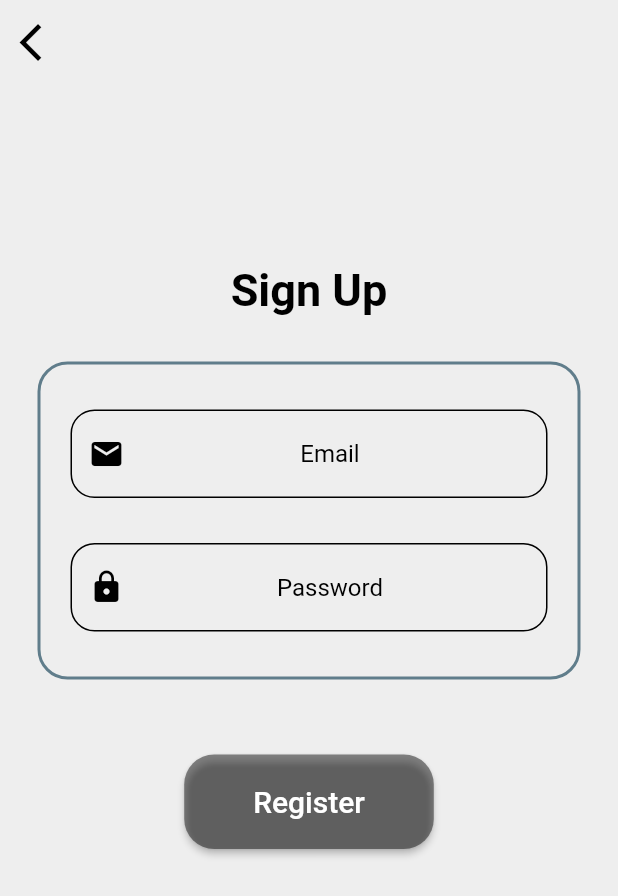
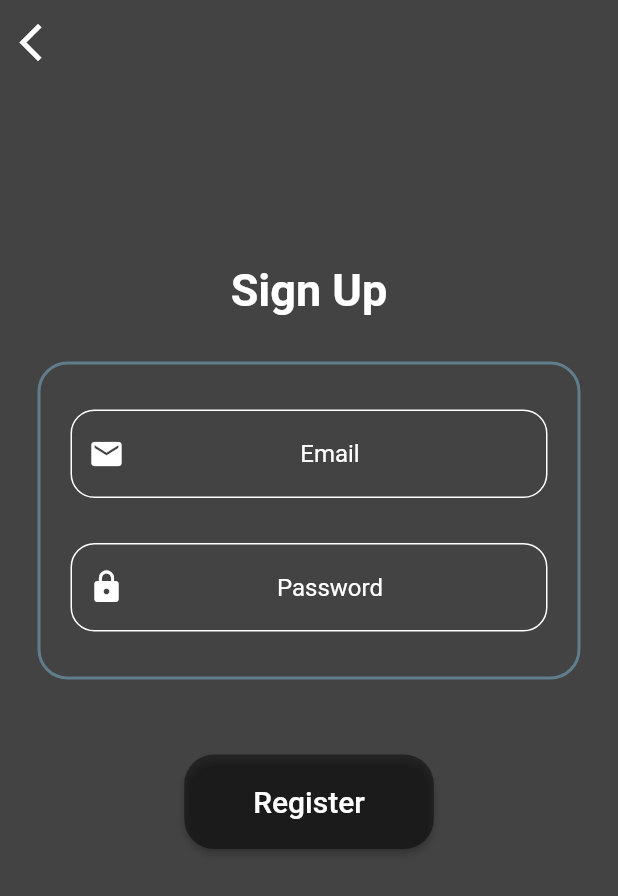
Before and after one commit to IU-projects-org/finndata_project, a Flutter app: the screen it shows after launch, after a tap on "Sign Up", on a phone screen of 412 x 824 dp. Shown: the top 896 px of the screen. Run offline on Flutter 3.47's test engine with Material 2 defaults, Android fonts, the phone set to English and light mode, and no system bars; our stand-ins replace bloc, dio, equatable, firebase_auth, firebase_core, flutter_bloc and 2 more; accounts and stored records are empty.

Commit message:
+ standard/black themes, minor changes

```diff
--- a/lib/main.dart
+++ b/lib/main.dart
@@ -36,7 +36,7 @@ class MyApp extends StatelessWidget {
           authRepository: RepositoryProvider.of<AuthRepository>(context),
         ),
         child: MaterialApp(
-          theme: standardTheme(),
+          theme: blackTheme(),
           debugShowCheckedModeBanner: false,
           home: StreamBuilder<User?>(
               stream: FirebaseAuth.instance.authStateChanges(),
--- a/lib/screens/home.dart
+++ b/lib/screens/home.dart
@@ -51,7 +51,7 @@ class _HomeState extends State<Home> {
               )
             ],
           ),
-          backgroundColor: Colors.grey[200],
+          backgroundColor: Theme.of(context).backgroundColor,
           bottomNavigationBar: BottomNavigationBar(
             backgroundColor: Colors.black,
             unselectedItemColor: const Color(0xFF707070),
--- a/lib/screens/login.dart
+++ b/lib/screens/login.dart
@@ -88,6 +88,12 @@ class _LoginScreenState extends State<LoginScreen> {
                                 child: Column(
                                   children: [
                                     TextFormField(
+                                      style: TextStyle(
+                                        color: Theme.of(context)
+                                            .textTheme
+                                            .headline3
+                                            ?.color,
+                                      ),
                                       keyboardType: TextInputType.emailAddress,
                                       onChanged: (value) {
                                         email = value;
@@ -99,7 +105,8 @@ class _LoginScreenState extends State<LoginScreen> {
                                         return null;
                                       },
                                       textAlign: TextAlign.center,
-                                      decoration: kTextFieldDecoration.copyWith(
+                                      decoration: kTextFieldDecoration(context)
+                                          .copyWith(
                                         hintText: 'Email',
                                         prefixIcon: Icon(
                                           Icons.email,
@@ -110,6 +117,12 @@ class _LoginScreenState extends State<LoginScreen> {
                                     ),
                                     const SizedBox(height: 30),
                                     TextFormField(
+                                      style: TextStyle(
+                                        color: Theme.of(context)
+                                            .textTheme
+                                            .headline3
+                                            ?.color,
+                                      ),
                                       obscureText: true,
                                       validator: (value) {
                                         if (value!.isEmpty) {
@@ -121,7 +134,8 @@ class _LoginScreenState extends State<LoginScreen> {
                                         password = value;
                                       },
                                       textAlign: TextAlign.center,
-                                      decoration: kTextFieldDecoration.copyWith(
+                                      decoration: kTextFieldDecoration(context)
+                                          .copyWith(
                                               hintText: 'Password',
                                               prefixIcon: Icon(
                                                 Icons.lock,
--- a/lib/screens/market_news.dart
+++ b/lib/screens/market_news.dart
@@ -39,7 +39,7 @@ class _MarketNewsState extends State<MarketNews> {
                   return Container(
                       margin: const EdgeInsets.all(9),
                       decoration: BoxDecoration(
-                        color: const Color(0xFFD3D3D3),
+                        color: Theme.of(context).cardColor,
                         borderRadius:
                             const BorderRadius.all(Radius.circular(16)),
                         border: Border.all(),
--- a/lib/screens/registration.dart
+++ b/lib/screens/registration.dart
@@ -103,6 +103,12 @@ class _SignUpScreenState extends State<SignUpScreen> {
                           child: Column(
                             children: [
                               TextFormField(
+                                style: TextStyle(
+                                  color: Theme.of(context)
+                                      .textTheme
+                                      .headline3
+                                      ?.color,
+                                ),
                                 keyboardType: TextInputType.emailAddress,
                                 onChanged: (value) {
                                   email = value;
@@ -114,7 +120,8 @@ class _SignUpScreenState extends State<SignUpScreen> {
                                   return null;
                                 },
                                 textAlign: TextAlign.center,
-                                decoration: kTextFieldDecoration.copyWith(
+                                decoration:
+                                    kTextFieldDecoration(context).copyWith(
                                   hintText: 'Email',
                                   prefixIcon: Icon(
                                     Icons.email,
@@ -124,6 +131,12 @@ class _SignUpScreenState extends State<SignUpScreen> {
                               ),
                               const SizedBox(height: 30),
                               TextFormField(
+                                style: TextStyle(
+                                  color: Theme.of(context)
+                                      .textTheme
+                                      .headline3
+                                      ?.color,
+                                ),
                                 obscureText: true,
                                 validator: (value) {
                                   if (value!.isEmpty) {
@@ -135,12 +148,14 @@ class _SignUpScreenState extends State<SignUpScreen> {
                                   password = value;
                                 },
                                 textAlign: TextAlign.center,
-                                decoration: kTextFieldDecoration.copyWith(
-                                    hintText: 'Password',
-                                    prefixIcon: Icon(
-                                      Icons.lock,
-                                      color: Theme.of(context).iconTheme.color,
-                                    )),
+                                decoration:
+                                    kTextFieldDecoration(context).copyWith(
+                                        hintText: 'Password',
+                                        prefixIcon: Icon(
+                                          Icons.lock,
+                                          color:
+                                              Theme.of(context).iconTheme.color,
+                                        )),
                               ),
                             ],
                           ),
--- a/lib/themes/decoration.dart
+++ b/lib/themes/decoration.dart
@@ -1,17 +1,22 @@
 import 'package:flutter/material.dart';
 
-const kTextFieldDecoration = InputDecoration(
+InputDecoration kTextFieldDecoration(BuildContext context) {
+  return InputDecoration(
     hintText: 'Enter a value',
-  hintStyle: TextStyle(color: Colors.black),
-  contentPadding: EdgeInsets.symmetric(vertical: 20, horizontal: 20),
+    hintStyle: TextStyle(color: Theme.of(context).textTheme.headline3?.color),
+    contentPadding: const EdgeInsets.symmetric(vertical: 20, horizontal: 20),
     border: OutlineInputBorder(
-    borderRadius: BorderRadius.all(Radius.circular(16)),
+      borderSide: BorderSide(color: (Theme.of(context).iconTheme.color)!),
+      borderRadius: const BorderRadius.all(Radius.circular(16)),
     ),
     enabledBorder: OutlineInputBorder(
-    borderRadius: BorderRadius.all(Radius.circular(16)),
+      borderSide: BorderSide(color: (Theme.of(context).iconTheme.color)!),
+      borderRadius: const BorderRadius.all(Radius.circular(16)),
     ),
     focusedBorder: OutlineInputBorder(
-    borderSide: BorderSide(width: 1.5),
-    borderRadius: BorderRadius.all(Radius.circular(16)),
+      borderSide:
+          BorderSide(width: 1.5, color: (Theme.of(context).iconTheme.color)!),
+      borderRadius: const BorderRadius.all(Radius.circular(16)),
     ),
   );
+}
--- a/lib/themes/themes.dart
+++ b/lib/themes/themes.dart
@@ -3,8 +3,9 @@ import 'package:flutter/material.dart';
 import '../constants/constants.dart';
 
 ThemeData standardTheme() => ThemeData(
-    brightness: Brightness.dark,
-    primaryColor: kPrimaryColor,
+    brightness: Brightness.light,
+    cardColor: standardCardColor,
+    primaryColor: whiteColor,
     backgroundColor: standardBackgroundColor,
     elevatedButtonTheme: ElevatedButtonThemeData(
       style: ButtonStyle(
@@ -18,13 +19,17 @@ ThemeData standardTheme() => ThemeData(
         backgroundColor: MaterialStateProperty.all(Colors.black45),
       ),
     ),
-    textTheme: const TextTheme(
+    textTheme: TextTheme(
       headline3: TextStyle(
-          fontSize: 50, color: Colors.black, fontWeight: FontWeight.bold),
+          fontSize: 50, color: blackColor, fontWeight: FontWeight.bold),
     ),
-    iconTheme: const IconThemeData(color: Colors.black));
+    progressIndicatorTheme: ProgressIndicatorThemeData(color: blackColor),
+    iconTheme: IconThemeData(color: blackColor));
 
 ThemeData blackTheme() => ThemeData(
+    brightness: Brightness.dark,
+    cardColor: blackCardColor,
+    primaryColor: whiteColor,
     backgroundColor: blackBackgroundColor,
     elevatedButtonTheme: ElevatedButtonThemeData(
       style: ButtonStyle(
@@ -38,8 +43,9 @@ ThemeData blackTheme() => ThemeData(
         backgroundColor: MaterialStateProperty.all(Colors.black45),
       ),
     ),
-    textTheme: const TextTheme(
+    textTheme: TextTheme(
       headline3: TextStyle(
-          fontSize: 50, color: Colors.white, fontWeight: FontWeight.bold),
+          fontSize: 50, color: whiteColor, fontWeight: FontWeight.bold),
     ),
-    iconTheme: const IconThemeData(color: Colors.white));
+    progressIndicatorTheme: ProgressIndicatorThemeData(color: whiteColor),
+    iconTheme: IconThemeData(color: whiteColor));
```
Also changed, not shown: lib/constants/constants.dart (+7 -18 lines), lib/screens/search.dart (+24 -6 lines), lib/screens/stock_info.dart (+10 -6 lines), lib/widgets/news_tile.dart (+15 -5 lines). Lines whose indentation alone changed are shown as unchanged.
